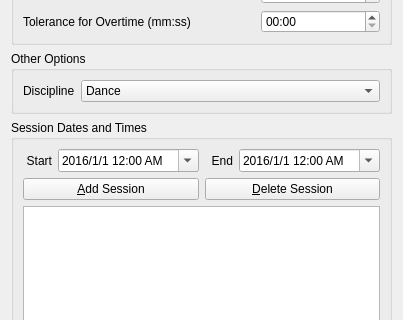
First picture: the form in Forms/ui_scheduleOptionsDialog.ui, repository diana134/afs, before the edit; both pictures show x 0 to 403 and y 88 to 408 of the 403 by 535 pixel window.
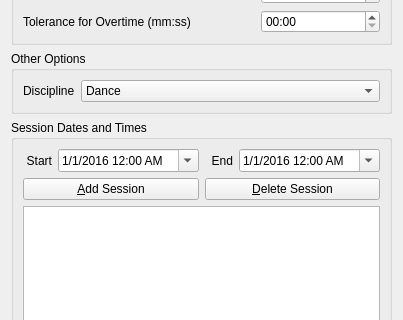
Second picture: the form after the edit.

```diff
--- a/Forms/ui_scheduleOptionsDialog.ui
+++ b/Forms/ui_scheduleOptionsDialog.ui
@@ -163,7 +163,7 @@
            </date>
           </property>
           <property name="displayFormat">
-           <string>yyyy/M/d h:mm AP</string>
+           <string>d/M/yyyy h:mm AP</string>
           </property>
           <property name="calendarPopup">
            <bool>true</bool>
@@ -190,7 +190,7 @@
            </date>
           </property>
           <property name="displayFormat">
-           <string>yyyy/M/d h:mm AP</string>
+           <string>d/M/yyyy h:mm AP</string>
           </property>
           <property name="calendarPopup">
            <bool>true</bool>
```
